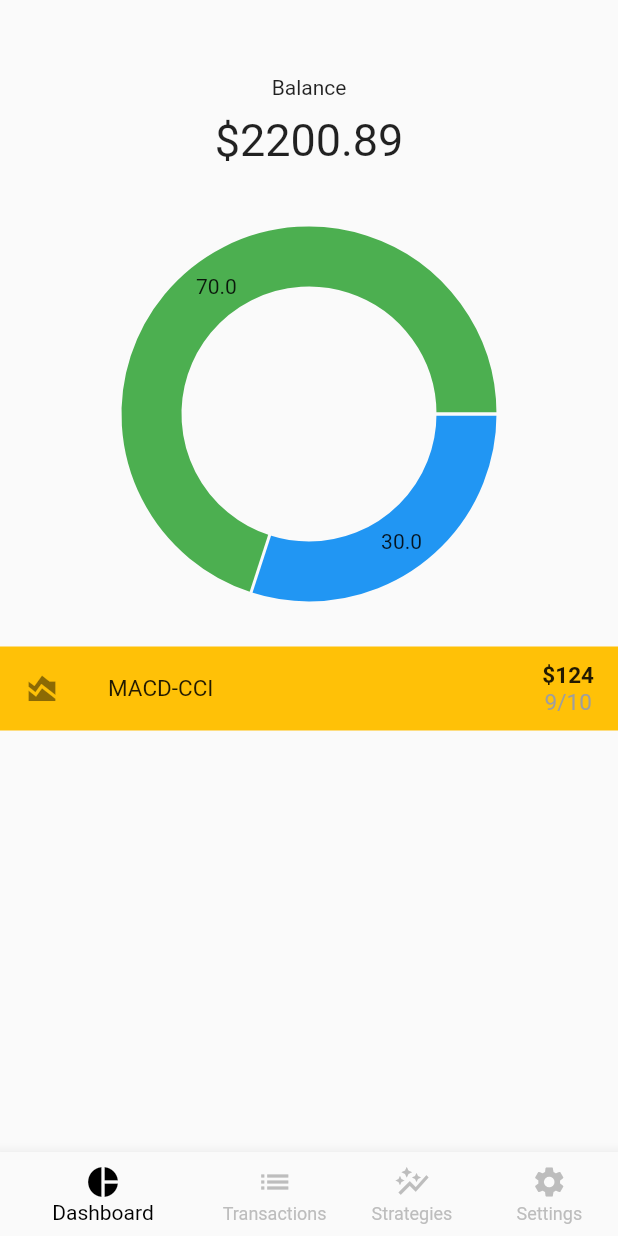
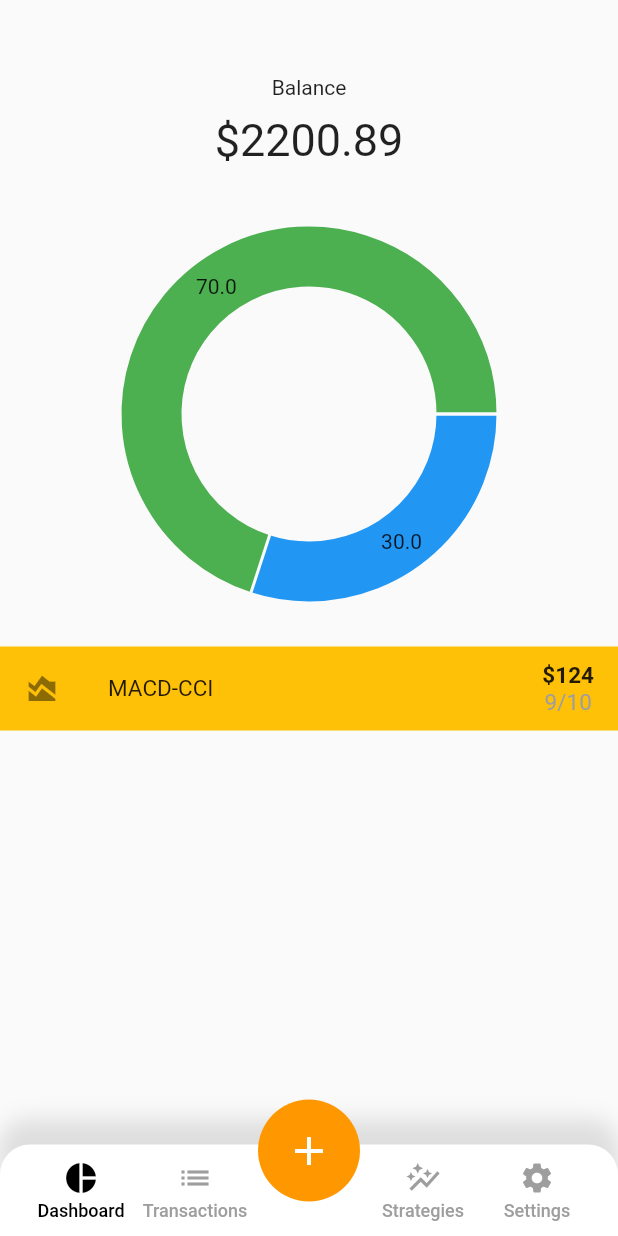
Before and after one commit to anton3nko/trading_diary, a Flutter app: the screen it shows after launch, on a phone screen of 412 x 824 dp. Run offline on Flutter 3.47's test engine with Material 2 defaults, Android fonts, the phone set to English and light mode, and no system bars; drawn by our look-alikes of fl_chart; our stand-ins replace bloc, flutter_bloc.

Commit message:
new navbar

```diff
--- a/lib/features/auth/presentation/bloc/login_bloc.dart
+++ b/lib/features/auth/presentation/bloc/login_bloc.dart
@@ -1,5 +1,5 @@
 import 'package:bloc/bloc.dart';
-import 'package:meta/meta.dart';
+import 'package:flutter/material.dart';
 
 part 'login_event.dart';
 part 'login_state.dart';
@@ -9,7 +9,7 @@ class LoginBloc extends Bloc<LoginEvent, LoginState> {
     on<LoginEvent>((event, emit) async {
       if (event is LoginPressedEvent) {
         emit(LoginLoading());
-        await Future.delayed(Duration(seconds: 2));
+        await Future.delayed(const Duration(seconds: 2));
         try {
           if (event.userName == 'admin' && event.password == '123') {
             emit(LoginSuccess());
--- a/lib/features/auth/presentation/bloc/login_event.dart
+++ b/lib/features/auth/presentation/bloc/login_event.dart
@@ -8,8 +8,3 @@ class LoginPressedEvent extends LoginEvent {
   final String password;
   LoginPressedEvent(this.userName, this.password);
 }
-
-//TODO где обработать данный ивент?
-class SignUpPressedEvent extends LoginEvent {
-  SignUpPressedEvent();
-}
--- a/lib/features/dashboard/presentation/custom_tile.dart
+++ b/lib/features/dashboard/presentation/custom_tile.dart
@@ -1,7 +1,7 @@
 import 'package:flutter/material.dart';
 
 class CustomTile extends StatelessWidget {
-  CustomTile({required this.title});
+  const CustomTile({super.key, required this.title});
   final String title;
 
   @override
@@ -15,7 +15,7 @@ class CustomTile extends StatelessWidget {
             fontSize: 15.0,
           ),
         ),
-        leading: Icon(Icons.area_chart_sharp),
+        leading: const Icon(Icons.area_chart_sharp),
         trailing: const Column(
           mainAxisAlignment: MainAxisAlignment.center,
           children: [
--- a/lib/features/dashboard_page.dart
+++ b/lib/features/dashboard_page.dart
@@ -2,17 +2,14 @@ import 'package:flutter/material.dart';
 import 'package:fl_chart/fl_chart.dart';
 import 'package:trading_diary/features/dashboard/presentation/custom_tile.dart';
 
-class DashboardPage extends StatefulWidget {
+class DashboardPage extends StatelessWidget {
   const DashboardPage({super.key});
 
   @override
-  State<DashboardPage> createState() => _DashboardPageState();
-}
-
-class _DashboardPageState extends State<DashboardPage> {
-  @override
   Widget build(BuildContext context) {
-    return Center(
+    return DefaultTabController(
+      length: 2,
+      child: Center(
         child: Column(
           children: [
             const Padding(
@@ -28,7 +25,7 @@ class _DashboardPageState extends State<DashboardPage> {
               ),
             ),
             const Padding(
-            padding: const EdgeInsets.only(),
+              padding: EdgeInsets.only(),
               child: Text(
                 '\$2200.89',
                 style: TextStyle(
@@ -37,7 +34,7 @@ class _DashboardPageState extends State<DashboardPage> {
                 ),
               ),
             ),
-          SizedBox(
+            const SizedBox(
               height: 40.0,
             ),
             SizedBox(
@@ -64,13 +61,14 @@ class _DashboardPageState extends State<DashboardPage> {
             SizedBox(
               height: 150,
               child: ListView(
-              children: [
+                children: const [
                   CustomTile(title: 'MACD-CCI'),
                 ],
               ),
             ),
           ],
         ),
+      ),
     );
   }
 }
--- a/lib/features/home_screen.dart
+++ b/lib/features/home_screen.dart
@@ -1,45 +1,41 @@
 import 'package:flutter/material.dart';
-import 'dashboard_page.dart';
-import 'settings_page.dart';
-import 'transactions_page.dart';
-import 'strategies_page.dart';
-import 'package:trading_diary/features/widgets/bottom_nav_bar.dart';
+import 'package:flutter_bloc/flutter_bloc.dart';
+import 'package:trading_diary/features/dashboard_page.dart';
+import 'package:trading_diary/features/settings_page.dart';
+import 'package:trading_diary/features/strategies_page.dart';
+import 'package:trading_diary/features/transactions_page.dart';
+import 'package:trading_diary/features/widgets/app_nav_bar/app_nav_bar.dart';
+import 'package:trading_diary/features/widgets/app_nav_bar/nav_bar_cubit.dart';
 
-//It's a home screen class.
-class HomeScreen extends StatefulWidget {
-  static final String id = 'home_screen';
+class HomeScreen extends StatelessWidget {
+  static const String id = 'home_screen';
 
-  const HomeScreen({super.key});
-
-  @override
-  State<HomeScreen> createState() => _HomeScreenState();
-}
-
-class _HomeScreenState extends State<HomeScreen> {
-  int currentPageIndex = 0;
-
-  final pages = [
-    DashboardPage(),
-    TransactionsPage(),
-    StrategiesPage(),
-    SettingsPage(),
-  ];
-
-  void onTabTapped(dynamic index) {
-    setState(() {
-      currentPageIndex = index;
-    });
-  }
+  const HomeScreen({
+    super.key,
+  });
 
   @override
   Widget build(BuildContext context) {
     return SafeArea(
       child: Scaffold(
-        body: pages[currentPageIndex],
-        bottomNavigationBar: BottomNavBar(
-          currentPageIndex: currentPageIndex,
-          onTabTapped: onTabTapped,
+        body: IndexedStack(
+          index: context.watch<NavBarCubit>().pageIndex,
+          children: const [
+            DashboardPage(),
+            TransactionsPage(),
+            Center(
+              child: Text(
+                'Add strategy',
+                style: TextStyle(
+                  fontSize: 30,
+                ),
+              ),
+            ),
+            StrategiesPage(),
+            SettingsPage(),
+          ],
         ),
+        bottomNavigationBar: const AppNavBar(),
       ),
     );
   }
--- a/lib/features/registration_screen.dart
+++ b/lib/features/registration_screen.dart
@@ -3,14 +3,16 @@ import '../styles.dart';
 import 'widgets/rounded_button.dart';
 
 class RegistrationScreen extends StatelessWidget {
-  static final String id = 'registration_screen';
+  static const String id = 'registration_screen';
+
+  const RegistrationScreen({super.key});
 
   @override
   Widget build(BuildContext context) {
     return SafeArea(
       child: Scaffold(
         body: Padding(
-          padding: EdgeInsets.all(18.0),
+          padding: const EdgeInsets.all(18.0),
           child: Column(
               mainAxisAlignment: MainAxisAlignment.center,
               crossAxisAlignment: CrossAxisAlignment.stretch,
@@ -20,7 +22,7 @@ class RegistrationScreen extends StatelessWidget {
                     hintText: 'Email',
                   ),
                 ),
-                SizedBox(
+                const SizedBox(
                   height: 10,
                 ),
                 TextField(
@@ -29,7 +31,7 @@ class RegistrationScreen extends StatelessWidget {
                     hintText: 'Password',
                   ),
                 ),
-                SizedBox(
+                const SizedBox(
                   height: 35,
                 ),
                 Column(
@@ -41,7 +43,7 @@ class RegistrationScreen extends StatelessWidget {
                       buttonName: 'Register',
                       onPressed: () {},
                     ),
-                    SizedBox(
+                    const SizedBox(
                       height: 10.0,
                     ),
                     RoundedButton(
--- a/lib/features/settings_page.dart
+++ b/lib/features/settings_page.dart
@@ -1,9 +1,11 @@
 import 'package:flutter/material.dart';
 
 class SettingsPage extends StatelessWidget {
+  const SettingsPage({super.key});
+
   @override
   Widget build(BuildContext context) {
-    return Center(
+    return const Center(
       child: Text(
         'Settings',
         style: TextStyle(
--- a/lib/features/strategies_page.dart
+++ b/lib/features/strategies_page.dart
@@ -1,9 +1,11 @@
 import 'package:flutter/material.dart';
 
 class StrategiesPage extends StatelessWidget {
+  const StrategiesPage({super.key});
+
   @override
   Widget build(BuildContext context) {
-    return Center(
+    return const Center(
       child: Text(
         'Strategies',
         style: TextStyle(
--- a/lib/features/transactions_page.dart
+++ b/lib/features/transactions_page.dart
@@ -1,9 +1,11 @@
 import 'package:flutter/material.dart';
 
 class TransactionsPage extends StatelessWidget {
+  const TransactionsPage({super.key});
+
   @override
   Widget build(BuildContext context) {
-    return Center(
+    return const Center(
       child: Text(
         'Transactions',
         style: TextStyle(
--- /dev/null
+++ b/lib/features/widgets/app_nav_bar/app_nav_bar.dart
@@ -0,0 +1,109 @@
+import 'package:flutter/material.dart';
+import 'package:flutter_bloc/flutter_bloc.dart';
+// import 'package:trading_diary/features/dashboard_page.dart';
+// import 'package:trading_diary/features/settings_page.dart';
+// import 'package:trading_diary/features/strategies_page.dart';
+// import 'package:trading_diary/features/transactions_page.dart';
+import 'package:trading_diary/features/widgets/app_nav_bar/nav_bar_cubit.dart';
+import 'package:trading_diary/features/widgets/app_nav_bar/app_nav_bar_item.dart';
+
+class AppNavBar extends StatelessWidget {
+  const AppNavBar({
+    super.key,
+  });
+
+  @override
+  Widget build(BuildContext context) {
+    final vm = context.watch<NavBarCubit>();
+    return SizedBox(
+      height: 91,
+      child: Stack(
+        clipBehavior: Clip.none,
+        alignment: Alignment.bottomCenter,
+        children: [
+          Container(
+            height: 61,
+            padding: const EdgeInsets.symmetric(horizontal: 16),
+            decoration: BoxDecoration(
+              borderRadius: const BorderRadius.only(
+                topRight: Radius.circular(20),
+                topLeft: Radius.circular(20),
+              ),
+              color: Colors.white,
+              boxShadow: [
+                BoxShadow(
+                  color: Colors.grey.withOpacity(0.3),
+                  spreadRadius: 1,
+                  blurRadius: 12,
+                  offset: const Offset(
+                    0,
+                    -16,
+                  ),
+                ),
+              ],
+            ),
+            child: Row(
+              children: [
+                AppNavBarItem(
+                  isActive: vm.pageIndex == 0,
+                  iconSrc: Icons.pie_chart,
+                  label: 'Dashboard',
+                  onTap: () {
+                    vm.setPageIndex(0);
+                  },
+                ),
+                AppNavBarItem(
+                  isActive: vm.pageIndex == 1,
+                  iconSrc: Icons.list,
+                  label: 'Transactions',
+                  onTap: () {
+                    vm.setPageIndex(1);
+                  },
+                ),
+                const Spacer(),
+                AppNavBarItem(
+                  isActive: vm.pageIndex == 3,
+                  iconSrc: Icons.auto_graph_sharp,
+                  label: 'Strategies',
+                  onTap: () {
+                    vm.setPageIndex(3);
+                  },
+                ),
+                AppNavBarItem(
+                  isActive: vm.pageIndex == 4,
+                  iconSrc: Icons.settings,
+                  label: 'Settings',
+                  onTap: () {
+                    vm.setPageIndex(4);
+                  },
+                ),
+              ],
+            ),
+          ),
+          Align(
+            alignment: Alignment.topCenter,
+            child: CircleAvatar(
+              backgroundColor: Colors.orange,
+              radius: 34,
+              child: CircleAvatar(
+                backgroundColor: Colors.orange,
+                radius: 30,
+                child: IconButton(
+                  padding: EdgeInsets.zero,
+                  onPressed: () {
+                    vm.setPageIndex(2);
+                  },
+                  icon: const Icon(
+                    Icons.add,
+                    color: Colors.white,
+                    size: 32,
+                  ),
+                ),
+              ),
+            ),
+          ),
+        ],
+      ),
+    );
+  }
+}
--- /dev/null
+++ b/lib/features/widgets/app_nav_bar/app_nav_bar_item.dart
@@ -0,0 +1,41 @@
+import 'package:flutter/material.dart';
+
+class AppNavBarItem extends StatelessWidget {
+  final bool isActive;
+  final IconData iconSrc;
+  final Function onTap;
+  final String label;
+
+  const AppNavBarItem({
+    super.key,
+    required this.isActive,
+    required this.iconSrc,
+    required this.onTap,
+    required this.label,
+  });
+
+  @override
+  Widget build(BuildContext context) {
+    return Expanded(
+      child: InkWell(
+        onTap: () => onTap(),
+        child: Column(
+          mainAxisAlignment: MainAxisAlignment.center,
+          children: [
+            Icon(iconSrc,
+                color: isActive ? Colors.black : Colors.grey, size: 24),
+            const SizedBox(height: 3),
+            Text(
+              label,
+              style: TextStyle(
+                color: isActive ? Colors.black : Colors.grey,
+                fontSize: 12,
+                fontWeight: FontWeight.w500,
+              ),
+            ),
+          ],
+        ),
+      ),
+    );
+  }
+}
--- /dev/null
+++ b/lib/features/widgets/app_nav_bar/nav_bar_cubit.dart
@@ -0,0 +1,11 @@
+import 'package:bloc/bloc.dart';
+
+class NavBarCubit extends Cubit<int> {
+  NavBarCubit() : super(0);
+
+  void setPageIndex(int index) {
+    emit(index);
+  }
+
+  int get pageIndex => state;
+}
--- a/lib/features/widgets/bottom_nav_bar.dart
+++ /dev/null
@@ -1,48 +0,0 @@
-import 'package:flutter/material.dart';
-import 'package:trading_diary/styles.dart';
-
-//Custom BottomNavigationBar class
-class BottomNavBar extends StatelessWidget {
-  final int currentPageIndex;
-  final ValueSetter onTabTapped;
-
-  BottomNavBar({required this.currentPageIndex, required this.onTabTapped});
-
-  @override
-  Widget build(BuildContext context) {
-    return BottomNavigationBar(
-      backgroundColor: kGreyColor,
-      unselectedItemColor: kDartkGreyColor,
-      selectedItemColor: kBlackColor,
-      currentIndex: currentPageIndex,
-      showUnselectedLabels: true,
-      onTap: onTabTapped,
-      items: [
-        BottomNavigationBarItem(
-          icon: Icon(
-            Icons.pie_chart,
-          ),
-          label: 'Dashboard',
-        ),
-        BottomNavigationBarItem(
-          icon: Icon(
-            Icons.list,
-          ),
-          label: 'Transactions',
-        ),
-        BottomNavigationBarItem(
-          icon: Icon(
-            Icons.auto_graph_sharp,
-          ),
-          label: 'Strategies',
-        ),
-        BottomNavigationBarItem(
-          icon: Icon(
-            Icons.settings,
-          ),
-          label: 'Settings',
-        ),
-      ],
-    );
-  }
-}
--- a/lib/features/widgets/rounded_button.dart
+++ b/lib/features/widgets/rounded_button.dart
@@ -6,8 +6,9 @@ class RoundedButton extends StatelessWidget {
   final String buttonName;
   final VoidCallback onPressed;
 
-  RoundedButton(
-      {required this.buttonColor,
+  const RoundedButton(
+      {super.key,
+      required this.buttonColor,
       required this.textColor,
       required this.buttonName,
       required this.onPressed});
--- a/lib/internal/application.dart
+++ b/lib/internal/application.dart
@@ -4,10 +4,11 @@ import 'package:trading_diary/features/auth/presentation/bloc/login_bloc.dart';
 import 'package:trading_diary/features/auth/presentation/login_screen.dart';
 import 'package:trading_diary/features/registration_screen.dart';
 import 'package:trading_diary/features/home_screen.dart';
-
-//TODO Куда переместить данный файл в структуре из статьи https://habr.com/ru/articles/733960/#folders_structure
+import 'package:trading_diary/features/widgets/app_nav_bar/nav_bar_cubit.dart';
 
 class Application extends StatelessWidget {
+  const Application({super.key});
+
   @override
   Widget build(BuildContext context) {
     return MaterialApp(
@@ -22,8 +23,11 @@ class Application extends StatelessWidget {
               create: (context) => LoginBloc(),
               child: const LoginScreen(),
             ),
-        RegistrationScreen.id: (context) => RegistrationScreen(),
-        HomeScreen.id: (context) => const HomeScreen(),
+        RegistrationScreen.id: (context) => const RegistrationScreen(),
+        HomeScreen.id: (context) => BlocProvider<NavBarCubit>(
+              create: (context) => NavBarCubit(),
+              child: const HomeScreen(),
+            ),
       },
     );
   }
--- a/lib/main.dart
+++ b/lib/main.dart
@@ -2,5 +2,5 @@ import 'package:flutter/material.dart';
 import 'internal/application.dart';
 
 void main() {
-  runApp(Application());
+  runApp(const Application());
 }
```
Also changed, not shown: pubspec.lock, 1 other file. Lines whose indentation alone changed are shown as unchanged.
